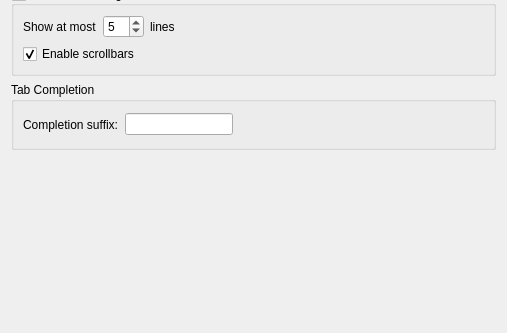
quassel/quassel, file src/qtui/settingspages/inputwidgetsettingspage.ui: the form before one commit; both pictures show x 0 to 507 and y 181 to 514 of the 507 by 514 pixel window.
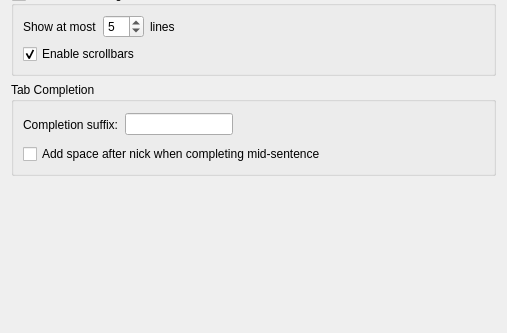
The form after the commit. Custom widgets are drawn as their Qt base class.

Commit message: Add support for adding a space when tab-completing mid-sentence

Patch:
```diff
--- a/src/qtui/settingspages/inputwidgetsettingspage.ui
+++ b/src/qtui/settingspages/inputwidgetsettingspage.ui
@@ -254,6 +254,39 @@
         </item>
        </layout>
       </item>
+      <item>
+       <layout class="QHBoxLayout" name="horizontalLayout_4">
+        <item>
+         <widget class="QCheckBox" name="addSpaceMidSentence">
+          <property name="text">
+           <string>Add space after nick when completing mid-sentence</string>
+          </property>
+          <property name="checked">
+           <bool>false</bool>
+          </property>
+          <property name="settingsKey" stdset="0">
+            <string notr="true">/TabCompletion/AddSpaceMidSentence</string>
+          </property>
+          <property name="defaultValue" stdset="0">
+            <bool>false</bool>
+          </property>
+         </widget>
+        </item>
+        <item>
+         <spacer name="horizontalSpacer_3">
+          <property name="orientation">
+           <enum>Qt::Horizontal</enum>
+          </property>
+          <property name="sizeHint" stdset="0">
+           <size>
+            <width>40</width>
+            <height>20</height>
+           </size>
+          </property>
+         </spacer>
+        </item>
+       </layout>
+      </item>
      </layout>
     </widget>
    </item>
```
The commit also changes 3 other files.
